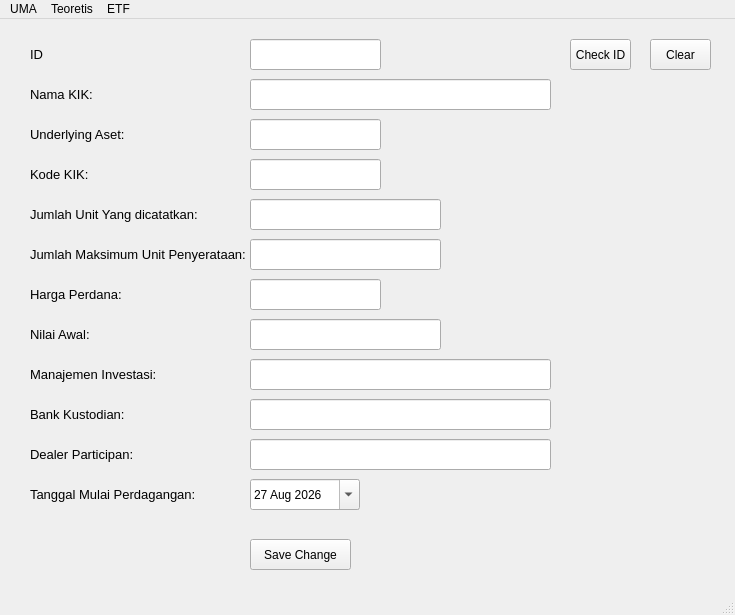
Above: edit_etf.ui from taufikhs8401-cell/Projek-Kantor before the change. Below: the same form after it.
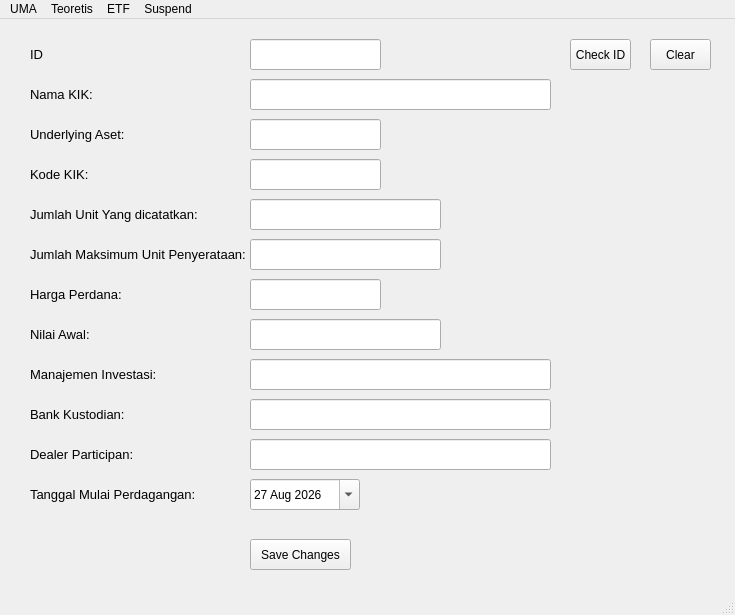
That is the form after the change.

Diff of the .ui file:
```diff
--- a/edit_etf.ui
+++ b/edit_etf.ui
@@ -345,7 +345,7 @@
      </rect>
     </property>
     <property name="text">
-     <string>Save Change</string>
+     <string>Save Changes</string>
     </property>
    </widget>
    <widget class="QPushButton" name="btn_clear">
@@ -436,10 +436,22 @@
     <addaction name="actionInsert_2"/>
     <addaction name="actionEdit_2"/>
     <addaction name="actionBatch_Insert_2"/>
+    <addaction name="actionExport"/>
+   </widget>
+   <widget class="QMenu" name="menuSuspend">
+    <property name="title">
+     <string>Suspend</string>
+    </property>
+    <addaction name="actionInsert_3"/>
+    <addaction name="actionEdit_3"/>
+    <addaction name="actionDownloader_3"/>
+    <addaction name="actionBatch_Insert_3"/>
+    <addaction name="actionExport_3"/>
    </widget>
    <addaction name="menuUMA"/>
    <addaction name="menuTeoretis"/>
    <addaction name="menuETF"/>
+   <addaction name="menuSuspend"/>
   </widget>
   <widget class="QStatusBar" name="statusbar"/>
   <action name="actionUMA">
```
Left out of the diff: 30 changed lines with no effect on the pictures.
